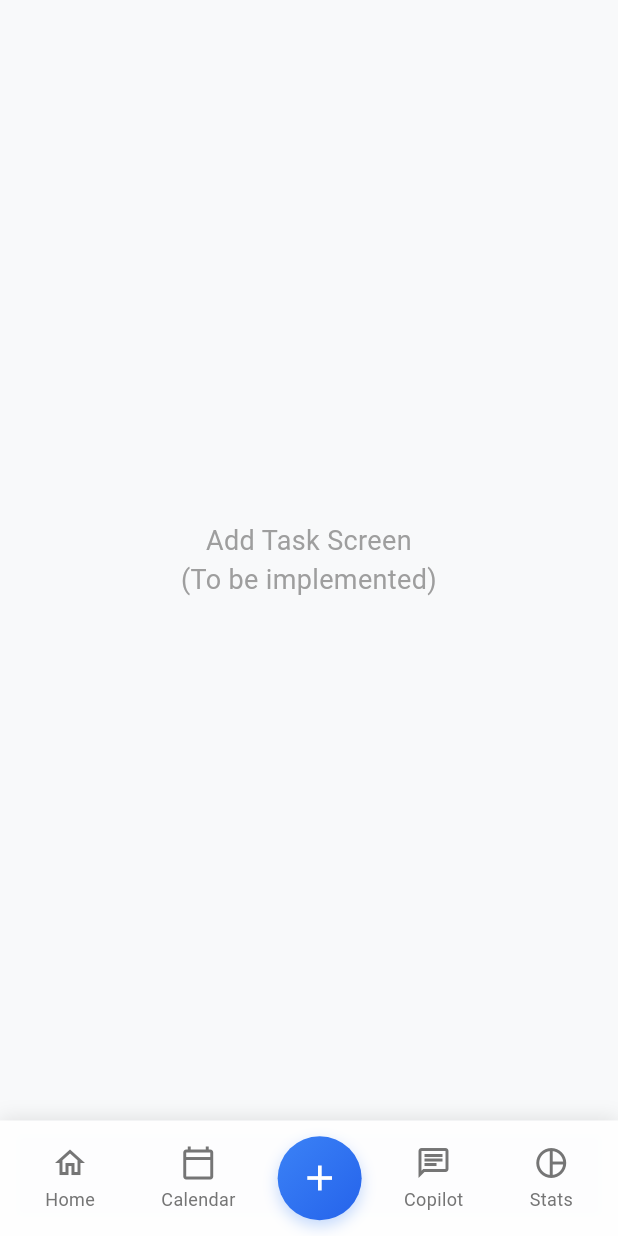
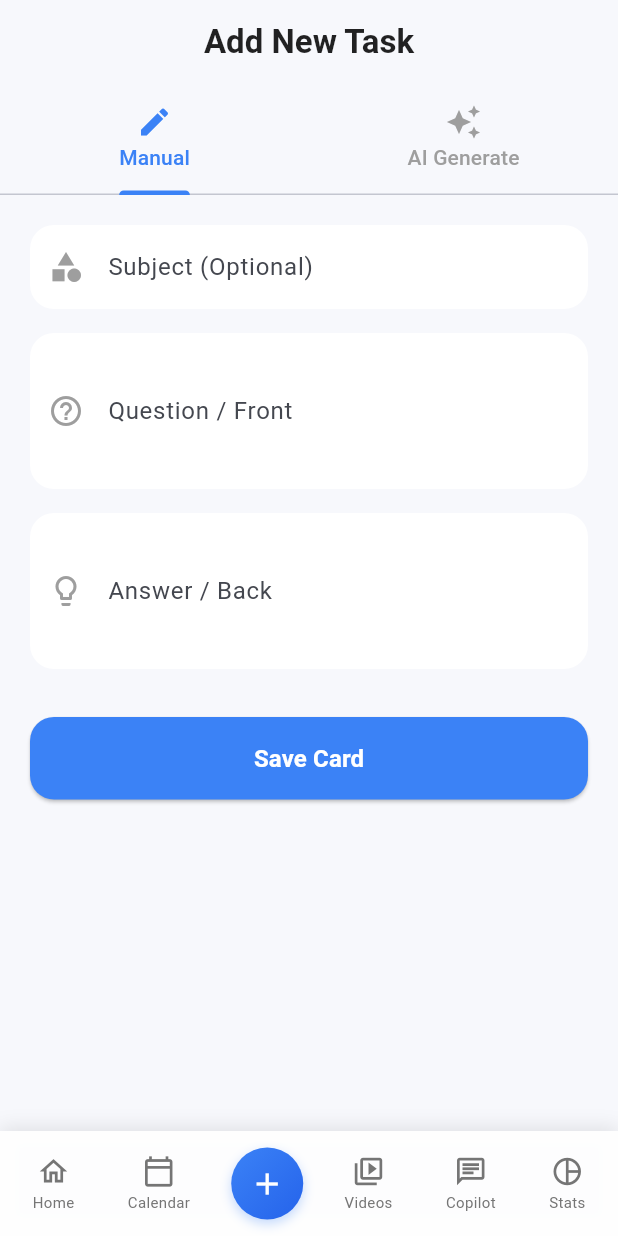
Before and after one commit to osarovasadbek195-wq/MindUp, a Flutter app: the screen it shows after launch, swiped to page 3, on a phone screen of 412 x 824 dp. Run offline on Flutter 3.47's test engine with Material 3 defaults, Android fonts, the phone set to English and light mode, and no system bars; our stand-ins replace avatar_glow, equatable, file_picker, fl_chart, flutter_bloc, flutter_dotenv and 8 more; missing offline and left inert: youtube_explode_dart; accounts and stored records are empty; generated files the repository leaves out were written again.

Commit message:
Add Youtube video resources and improve task adding with AI

```diff
--- /dev/null
+++ b/lib/presentation/screens/add_task_screen.dart
@@ -0,0 +1,275 @@
+import 'package:flutter/material.dart';
+import 'package:flutter_bloc/flutter_bloc.dart';
+import '../../data/models/task.dart';
+import '../../data/services/openai_service.dart';
+import '../../data/services/isar_service.dart';
+import '../blocs/home_bloc.dart';
+
+class AddTaskScreen extends StatefulWidget {
+  final VoidCallback? onTaskAdded;
+
+  const AddTaskScreen({super.key, this.onTaskAdded});
+
+  @override
+  State<AddTaskScreen> createState() => _AddTaskScreenState();
+}
+
+class _AddTaskScreenState extends State<AddTaskScreen> with SingleTickerProviderStateMixin {
+  late TabController _tabController;
+  final _formKey = GlobalKey<FormState>();
+
+  // Manual Input Controllers
+  final _questionController = TextEditingController();
+  final _answerController = TextEditingController();
+  final _subjectController = TextEditingController();
+
+  // AI Input Controllers
+  final _topicController = TextEditingController();
+  final _aiSubjectController = TextEditingController();
+
+  bool _isGenerating = false;
+
+  @override
+  void initState() {
+    super.initState();
+    _tabController = TabController(length: 2, vsync: this);
+  }
+
+  @override
+  void dispose() {
+    _tabController.dispose();
+    _questionController.dispose();
+    _answerController.dispose();
+    _subjectController.dispose();
+    _topicController.dispose();
+    _aiSubjectController.dispose();
+    super.dispose();
+  }
+
+  Future<void> _saveManualTask() async {
+    if (_formKey.currentState!.validate()) {
+      final task = Task()
+        ..title = _questionController.text
+        ..description = _answerController.text
+        ..subject = _subjectController.text.isNotEmpty ? _subjectController.text : 'General'
+        ..createdAt = DateTime.now()
+        ..nextReviewDate = DateTime.now()
+        ..repetitionStep = 0
+        ..stage = TaskStage.learning;
+
+      await context.read<IsarService>().saveTask(task);
+
+      if (!mounted) return;
+
+      context.read<HomeBloc>().add(LoadTasks(DateTime.now()));
+      ScaffoldMessenger.of(context).showSnackBar(
+        const SnackBar(content: Text('Task added successfully!'), backgroundColor: Colors.green),
+      );
+      _questionController.clear();
+      _answerController.clear();
+      widget.onTaskAdded?.call();
+    }
+  }
+
+  Future<void> _generateAiTasks() async {
+    if (_topicController.text.isEmpty) {
+      ScaffoldMessenger.of(context).showSnackBar(
+        const SnackBar(content: Text('Please enter a topic'), backgroundColor: Colors.orange),
+      );
+      return;
+    }
+
+    setState(() => _isGenerating = true);
+
+    try {
+      final subject = _aiSubjectController.text.isNotEmpty ? _aiSubjectController.text : 'General';
+      final openAIService = context.read<OpenAIService>();
+
+      final tasks = await openAIService.generateTasks(_topicController.text, subject);
+
+      if (tasks.isNotEmpty) {
+        await context.read<IsarService>().saveTasks(tasks);
+
+        if (!mounted) return;
+
+        context.read<HomeBloc>().add(LoadTasks(DateTime.now()));
+        ScaffoldMessenger.of(context).showSnackBar(
+          SnackBar(content: Text('${tasks.length} flashcards generated!'), backgroundColor: Colors.green),
+        );
+        _topicController.clear();
+        widget.onTaskAdded?.call();
+      }
+    } catch (e) {
+      if (mounted) {
+        ScaffoldMessenger.of(context).showSnackBar(
+          SnackBar(content: Text('Error: $e'), backgroundColor: Colors.red),
+        );
+      }
+    } finally {
+      if (mounted) {
+        setState(() => _isGenerating = false);
+      }
+    }
+  }
+
+  @override
+  Widget build(BuildContext context) {
+    return Scaffold(
+      backgroundColor: const Color(0xFFF7F8FC),
+      appBar: AppBar(
+        title: const Text('Add New Task', style: TextStyle(color: Colors.black87, fontWeight: FontWeight.bold)),
+        backgroundColor: Colors.transparent,
+        elevation: 0,
+        bottom: TabBar(
+          controller: _tabController,
+          labelColor: const Color(0xFF3B82F6),
+          unselectedLabelColor: Colors.grey,
+          indicatorColor: const Color(0xFF3B82F6),
+          tabs: const [
+            Tab(icon: Icon(Icons.edit), text: 'Manual'),
+            Tab(icon: Icon(Icons.auto_awesome), text: 'AI Generate'),
+          ],
+        ),
+      ),
+      body: TabBarView(
+        controller: _tabController,
+        children: [
+          _buildManualTab(),
+          _buildAiTab(),
+        ],
+      ),
+    );
+  }
+
+  Widget _buildManualTab() {
+    return SingleChildScrollView(
+      padding: const EdgeInsets.all(20),
+      child: Form(
+        key: _formKey,
+        child: Column(
+          crossAxisAlignment: CrossAxisAlignment.stretch,
+          children: [
+            _buildTextField(
+              controller: _subjectController,
+              label: 'Subject (Optional)',
+              icon: Icons.category,
+            ),
+            const SizedBox(height: 16),
+            _buildTextField(
+              controller: _questionController,
+              label: 'Question / Front',
+              icon: Icons.help_outline,
+              maxLines: 3,
+              validator: (v) => v?.isEmpty == true ? 'Required' : null,
+            ),
+            const SizedBox(height: 16),
+            _buildTextField(
+              controller: _answerController,
+              label: 'Answer / Back',
+              icon: Icons.lightbulb_outline,
+              maxLines: 3,
+              validator: (v) => v?.isEmpty == true ? 'Required' : null,
+            ),
+            const SizedBox(height: 32),
+            ElevatedButton(
+              onPressed: _saveManualTask,
+              style: ElevatedButton.styleFrom(
+                backgroundColor: const Color(0xFF3B82F6),
+                foregroundColor: Colors.white,
+                padding: const EdgeInsets.symmetric(vertical: 16),
+                shape: RoundedRectangleBorder(borderRadius: BorderRadius.circular(16)),
+              ),
+              child: const Text('Save Card', style: TextStyle(fontSize: 16, fontWeight: FontWeight.bold)),
+            ),
+          ],
+        ),
+      ),
+    );
+  }
+
+  Widget _buildAiTab() {
+    return SingleChildScrollView(
+      padding: const EdgeInsets.all(20),
+      child: Column(
+        crossAxisAlignment: CrossAxisAlignment.stretch,
+        children: [
+          Container(
+            padding: const EdgeInsets.all(16),
+            decoration: BoxDecoration(
+              color: const Color(0xFF3B82F6).withValues(alpha: 0.1),
+              borderRadius: BorderRadius.circular(16),
+              border: Border.all(color: const Color(0xFF3B82F6).withValues(alpha: 0.3)),
+            ),
+            child: Row(
+              children: [
+                const Icon(Icons.auto_awesome, color: Color(0xFF3B82F6)),
+                const SizedBox(width: 12),
+                const Expanded(
+                  child: Text(
+                    'Generate flashcards instantly from any topic using AI.',
+                    style: TextStyle(color: Color(0xFF1F2937), fontSize: 14),
+                  ),
+                ),
+              ],
+            ),
+          ),
+          const SizedBox(height: 24),
+          _buildTextField(
+            controller: _aiSubjectController,
+            label: 'Subject (Optional)',
+            icon: Icons.category,
+          ),
+          const SizedBox(height: 16),
+          _buildTextField(
+            controller: _topicController,
+            label: 'Topic to Learn',
+            hint: 'e.g., Photosynthesis process, French basics, World War II',
+            icon: Icons.search,
+            maxLines: 2,
+          ),
+          const SizedBox(height: 32),
+          ElevatedButton.icon(
+            onPressed: _isGenerating ? null : _generateAiTasks,
+            icon: _isGenerating
+              ? const SizedBox(width: 20, height: 20, child: CircularProgressIndicator(strokeWidth: 2, color: Colors.white))
+              : const Icon(Icons.auto_awesome),
+            label: Text(_isGenerating ? 'Generating...' : 'Generate Flashcards'),
+            style: ElevatedButton.styleFrom(
+              backgroundColor: const Color(0xFF8B5CF6), // Purple for AI
+              foregroundColor: Colors.white,
+              padding: const EdgeInsets.symmetric(vertical: 16),
+              shape: RoundedRectangleBorder(borderRadius: BorderRadius.circular(16)),
+            ),
+          ),
+        ],
+      ),
+    );
+  }
+
+  Widget _buildTextField({
+    required TextEditingController controller,
+    required String label,
+    String? hint,
+    IconData? icon,
+    int maxLines = 1,
+    String? Function(String?)? validator,
+  }) {
+    return TextFormField(
+      controller: controller,
+      maxLines: maxLines,
+      validator: validator,
+      decoration: InputDecoration(
+        labelText: label,
+        hintText: hint,
+        prefixIcon: icon != null ? Icon(icon, color: Colors.grey) : null,
+        border: OutlineInputBorder(
+          borderRadius: BorderRadius.circular(16),
+          borderSide: BorderSide.none,
+        ),
+        filled: true,
+        fillColor: Colors.white,
+        contentPadding: const EdgeInsets.all(16),
+      ),
+    );
+  }
+}
--- a/lib/presentation/widgets/main_navigation.dart
+++ b/lib/presentation/widgets/main_navigation.dart
@@ -5,6 +5,8 @@ import '../screens/calendar_screen.dart';
 import '../screens/home_screen.dart';
 import '../screens/analytics_screen.dart';
 import '../screens/copilot_screen.dart';
+import '../screens/add_task_screen.dart';
+import '../screens/video_resources_screen.dart';
 import '../../data/models/task.dart';
 
 class MainNavigation extends StatefulWidget {
@@ -40,25 +42,32 @@ class _MainNavigationState extends State<MainNavigation> {
     return Scaffold(
       body: PageView(
         controller: _pageController,
+        physics: const NeverScrollableScrollPhysics(), // Prevent swipe for better UX with tabs
         onPageChanged: (index) {
           setState(() {
             _currentIndex = index;
           });
         },
         children: [
-          // Home / Today's Tasks
+          // 0: Home / Today's Tasks
           HomeScreen(
             onAddTask: () {
               _onTabTapped(2); // Navigate to Add screen
             },
           ),
-          // Calendar
+          // 1: Calendar
           const CalendarScreen(),
-          // Add Task (Placeholder for now, will be enhanced)
-          const AddTaskScreen(),
-          // Copilot
+          // 2: Add Task
+          AddTaskScreen(
+             onTaskAdded: () {
+               _onTabTapped(0); // Go back to Home after adding
+             }
+          ),
+          // 3: Video Resources
+          const VideoResourcesScreen(),
+          // 4: Copilot
           const CopilotScreen(),
-          // Analytics / Settings
+          // 5: Analytics / Settings
           BlocBuilder<HomeBloc, HomeState>(
             builder: (context, state) {
               List<Task> allTasks = [];
@@ -83,15 +92,16 @@ class _MainNavigationState extends State<MainNavigation> {
         ),
         child: SafeArea(
           child: Padding(
-            padding: const EdgeInsets.symmetric(horizontal: 8, vertical: 8),
+            padding: const EdgeInsets.symmetric(horizontal: 4, vertical: 8),
             child: Row(
               mainAxisAlignment: MainAxisAlignment.spaceAround,
               children: [
                 _buildNavItem(Icons.home_outlined, Icons.home, 'Home', 0),
                 _buildNavItem(Icons.calendar_today_outlined, Icons.calendar_today, 'Calendar', 1),
                 _buildAddButton(),
-                _buildNavItem(Icons.chat_outlined, Icons.chat, 'Copilot', 3),
-                _buildNavItem(Icons.pie_chart_outline, Icons.pie_chart, 'Stats', 4),
+                _buildNavItem(Icons.video_library_outlined, Icons.video_library, 'Videos', 3),
+                _buildNavItem(Icons.chat_outlined, Icons.chat, 'Copilot', 4),
+                _buildNavItem(Icons.pie_chart_outline, Icons.pie_chart, 'Stats', 5),
               ],
             ),
           ),
@@ -105,10 +115,10 @@ class _MainNavigationState extends State<MainNavigation> {
     return GestureDetector(
       onTap: () => _onTabTapped(index),
       child: Container(
-        padding: const EdgeInsets.symmetric(horizontal: 16, vertical: 8),
+        padding: const EdgeInsets.symmetric(horizontal: 8, vertical: 8),
         decoration: BoxDecoration(
           color: isSelected ? const Color(0xFF3B82F6).withValues(alpha: 0.1) : Colors.transparent,
-          borderRadius: BorderRadius.circular(16),
+          borderRadius: BorderRadius.circular(12),
         ),
         child: Column(
           mainAxisSize: MainAxisSize.min,
@@ -116,14 +126,14 @@ class _MainNavigationState extends State<MainNavigation> {
             Icon(
               isSelected ? activeIcon : inactiveIcon,
               color: isSelected ? const Color(0xFF3B82F6) : Colors.grey.shade600,
-              size: 24,
+              size: 22,
             ),
-            const SizedBox(height: 4),
+            const SizedBox(height: 2),
             Text(
               label,
               style: TextStyle(
                 color: isSelected ? const Color(0xFF3B82F6) : Colors.grey.shade600,
-                fontSize: 12,
+                fontSize: 10,
                 fontWeight: isSelected ? FontWeight.w600 : FontWeight.w400,
               ),
             ),
@@ -137,8 +147,8 @@ class _MainNavigationState extends State<MainNavigation> {
     return GestureDetector(
       onTap: () => _onTabTapped(2),
       child: Container(
-        width: 56,
-        height: 56,
+        width: 48,
+        height: 48,
         decoration: BoxDecoration(
           gradient: const LinearGradient(
             colors: [Color(0xFF3B82F6), Color(0xFF2563EB)],
@@ -149,38 +159,17 @@ class _MainNavigationState extends State<MainNavigation> {
           boxShadow: [
             BoxShadow(
               color: const Color(0xFF3B82F6).withValues(alpha: 0.3),
-              blurRadius: 8,
-              offset: const Offset(0, 4),
+              blurRadius: 6,
+              offset: const Offset(0, 3),
             ),
           ],
         ),
         child: const Icon(
           Icons.add,
           color: Colors.white,
-          size: 28,
+          size: 24,
         ),
       ),
     );
   }
 }
-
-// Placeholder Add Task Screen
-class AddTaskScreen extends StatelessWidget {
-  const AddTaskScreen({super.key});
-
-  @override
-  Widget build(BuildContext context) {
-    return const Scaffold(
-      body: Center(
-        child: Text(
-          'Add Task Screen\n(To be implemented)',
-          textAlign: TextAlign.center,
-          style: TextStyle(
-            fontSize: 18,
-            color: Colors.grey,
-          ),
-        ),
-      ),
-    );
-  }
-}
--- a/pubspec.yaml
+++ b/pubspec.yaml
@@ -53,6 +53,8 @@ dependencies:
   webview_flutter: ^4.13.1
   share_plus: ^12.0.1
   file_picker: ^10.3.8
+  youtube_explode_dart: ^3.0.5
+  url_launcher: ^6.3.2
 
 dev_dependencies:
   flutter_test:
```
Also changed, not shown: lib/presentation/screens/analytics_screen.dart (+16 -3 lines), lib/presentation/screens/video_resources_screen.dart (added, +282 -0 lines), pubspec.lock, 2 other files.
